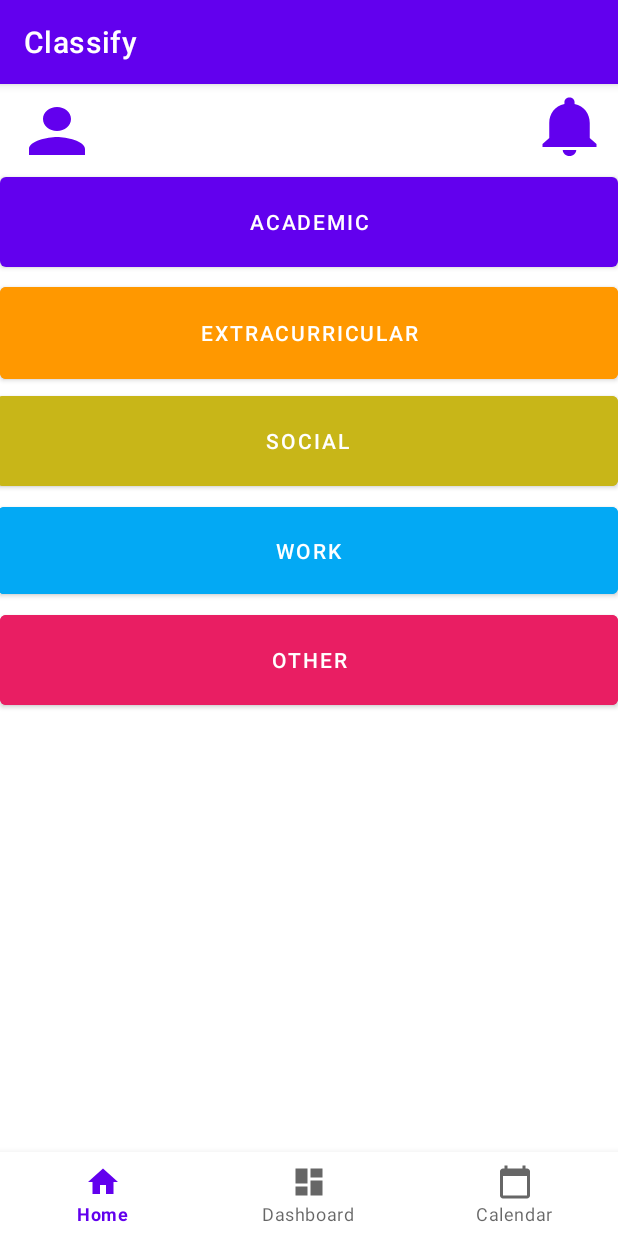
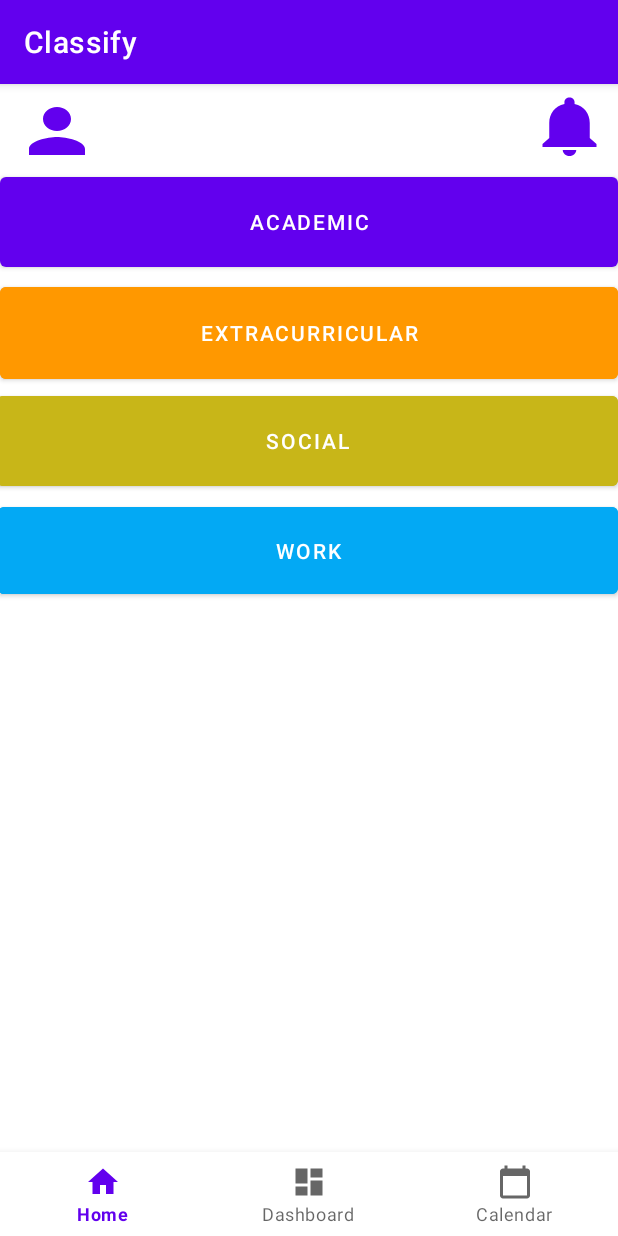
Before and after one commit to ekane11/ClassifyHomescreen, an Android app: the Home screen opened directly, with no data from a screen before it, on a phone screen of 412 x 824 dp. Run offline under Robolectric (Android 15) with nearby library versions, the phone set to English and light mode, and no system bars.

```diff
--- a/app/src/main/java/com/example/classifyhomescreen/WorkEventsActivity.java
+++ b/app/src/main/java/com/example/classifyhomescreen/WorkEventsActivity.java
@@ -6,6 +6,7 @@ import android.content.Context;
 import android.content.Intent;
 import android.database.sqlite.SQLiteDatabase;
 import android.os.Bundle;
+import android.util.Log;
 import android.view.View;
 import android.widget.AdapterView;
 import android.widget.ArrayAdapter;
@@ -48,8 +49,8 @@ public class WorkEventsActivity extends AppCompatActivity {
             public void onItemClick(AdapterView<?> parent, View view, int position, long id) {
                 Intent intent = new Intent(getApplicationContext(), AddEventActivity.class);
                 int num = workEvents.get(position).getNum();
-                intent.putExtra("noteid", position);
-                intent.putExtra("note_num", num);
+                intent.putExtra("noteid", position); //in the list of separate categories
+                intent.putExtra("note_num", num); //position in entire event
                 intent.putExtra("type", "work");
                 //System.out.println(num);
                 startActivity(intent);
--- a/app/src/main/res/layout/activity_home.xml
+++ b/app/src/main/res/layout/activity_home.xml
@@ -7,18 +7,6 @@
     android:layout_height="match_parent"
     tools:context=".Home">
 
-
-    <Button
-        android:id="@+id/other"
-
-        android:layout_width="match_parent"
-        android:layout_height="72dp"
-        android:layout_alignParentStart="true"
-        android:layout_alignParentTop="true"
-        android:layout_marginStart="0dp"
-        android:layout_marginTop="348dp"
-        android:backgroundTint="#E91E63"
-        android:text="Other" />
 
     <Button
         android:id="@+id/work"
```
Also changed, not shown: app/src/main/java/com/example/classifyhomescreen/CalendarDisplay.java (+8 -2 lines), app/src/main/java/com/example/classifyhomescreen/Dashboard.java (+15 -11 lines), app/src/main/java/com/example/classifyhomescreen/DateItem.java (+5 -2 lines).
